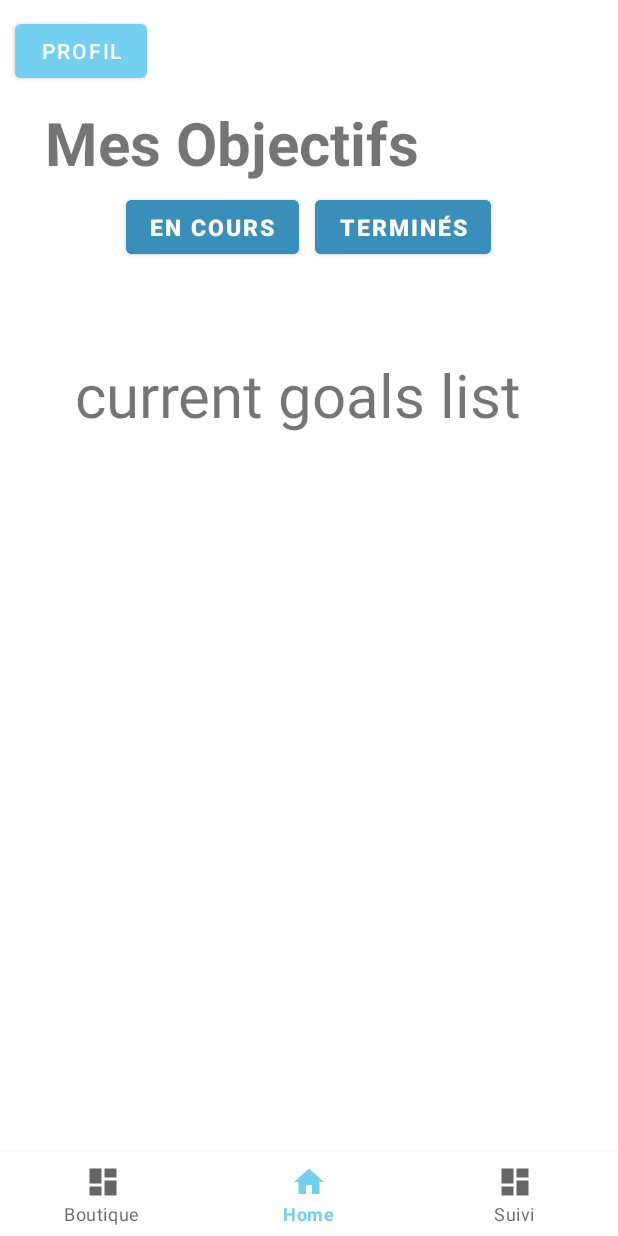
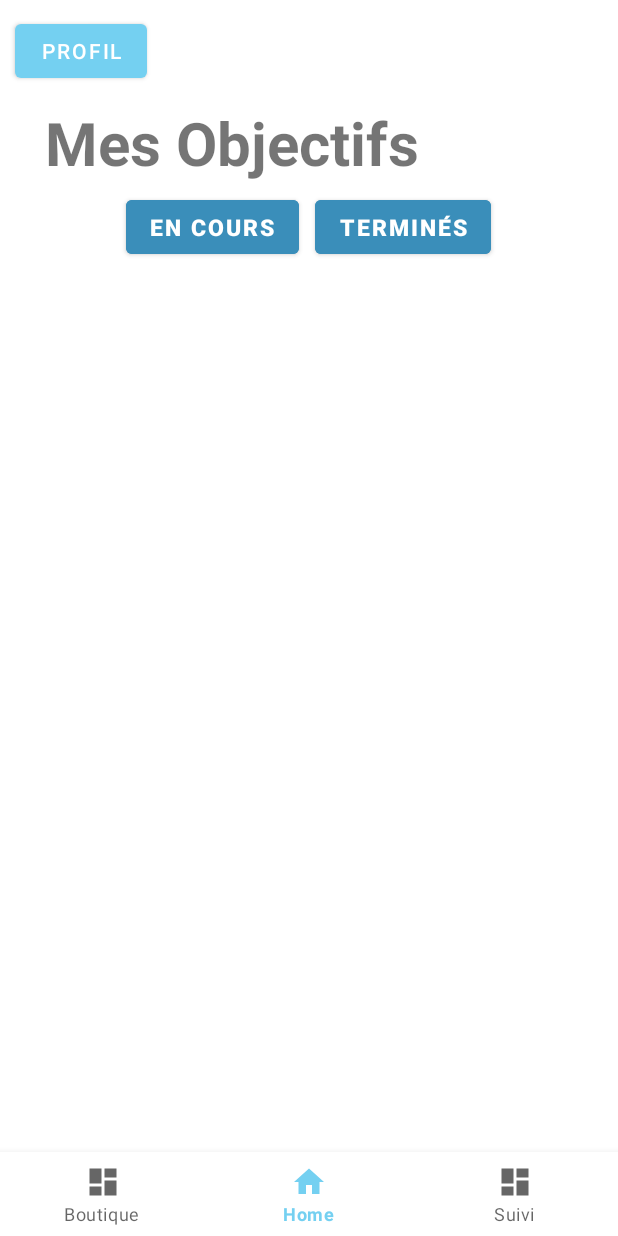
Before and after one commit to M4ti5/Motivz, an Android app: the GoalDisplayFragment screen opened directly, with no data from a screen before it, on a phone screen of 412 x 824 dp. Run offline under Robolectric (Android 15) with nearby library versions, the phone set to English and light mode, and no system bars; our stand-ins replace Firebase (no records; nobody signed in at launch, a user with empty details on screens opened directly), navigation-ui; 5 statements that could not run were skipped.

Commit message:
goal display from database

```diff
--- a/app/src/main/res/layout/fragment_goal_display.xml
+++ b/app/src/main/res/layout/fragment_goal_display.xml
@@ -10,13 +10,6 @@
         android:layout_height="match_parent"
         android:layout_marginBottom="60dp"
         android:orientation="vertical">
-
-        <TextView
-            android:layout_width="wrap_content"
-            android:layout_height="wrap_content"
-            android:layout_margin="50dp"
-            android:text="current goals list"
-            android:textSize="40sp"/>
 
         <ScrollView
             android:layout_width="match_parent"
--- a/app/src/main/res/layout/fragment_home.xml
+++ b/app/src/main/res/layout/fragment_home.xml
@@ -6,11 +6,11 @@
     tools:context=".ui.home.HomeFragment">
 
     <LinearLayout
-        android:id="@+id/globalLayout"
+        android:id="@+id/goalHomeLinearLayout"
         android:layout_width="match_parent"
         android:layout_height="match_parent"
-        android:layout_marginBottom="60dp"
-        android:orientation="vertical">
+        android:orientation="vertical"
+        android:layout_marginBottom="70dp">
 
         <Button
             android:id="@+id/profileButton"
@@ -60,7 +60,7 @@
             android:id="@+id/homeFragmentContainer"
             android:layout_width="match_parent"
             android:layout_height="match_parent"
-            android:layout_marginTop="5dp" />
+            android:layout_marginTop="5dp"/>
 
         <Button
             android:id="@+id/createGoalButton"
@@ -71,8 +71,7 @@
             android:text="+"
             android:textSize="20sp"
             android:textStyle="bold"
-            android:layout_gravity="end"/>
-
+            android:layout_marginBottom="1dp"/>
     </LinearLayout>
 
 </androidx.constraintlayout.widget.ConstraintLayout>
```
Also changed, not shown: app/src/main/java/com/uqac/motivz/ui/home/GoalDisplayFragment.kt (+56 -160 lines).
